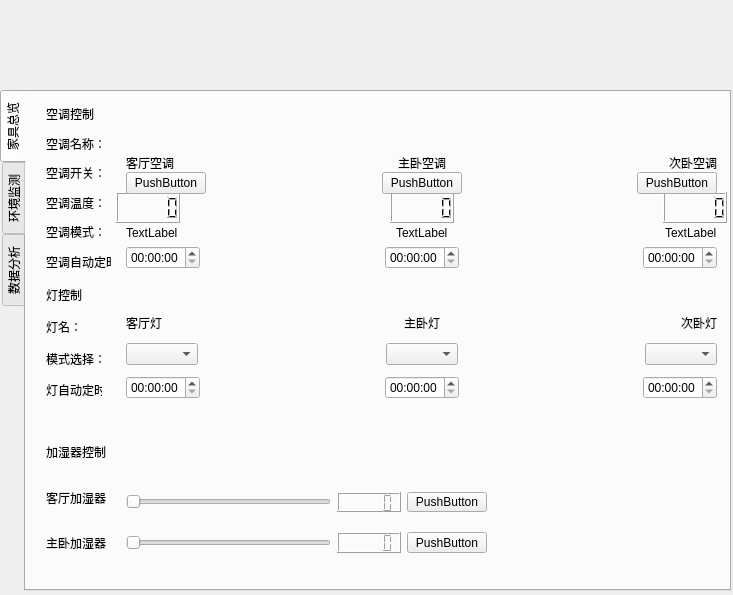
First picture: the form in client/src/SHomeSystem/tabwidget.ui, repository zihanKuang/SHomeSystem, before the edit.
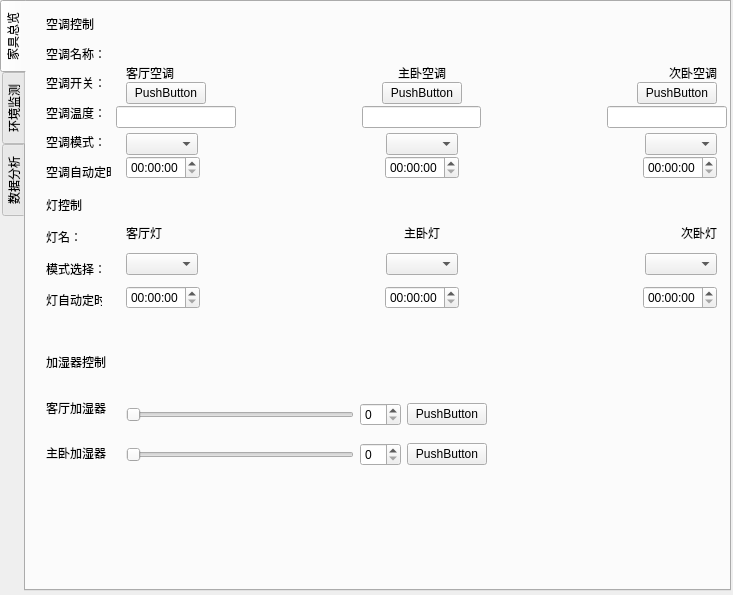
Second picture: the form after the edit. Custom widgets are drawn as their Qt base class.

What changed in the file:
```diff
--- a/client/src/SHomeSystem/tabwidget.ui
+++ b/client/src/SHomeSystem/tabwidget.ui
@@ -17,9 +17,9 @@
    <property name="geometry">
     <rect>
      <x>0</x>
-     <y>90</y>
+     <y>0</y>
      <width>731</width>
-     <height>501</height>
+     <height>591</height>
     </rect>
    </property>
    <property name="tabPosition">
@@ -156,7 +156,7 @@
      </property>
      <layout class="QHBoxLayout" name="horizontalLayout_2">
       <item>
-       <widget class="QLCDNumber" name="lcdNumber"/>
+       <widget class="QLineEdit" name="livingAirEdit"/>
       </item>
       <item>
        <spacer name="horizontalSpacer">
@@ -172,7 +172,7 @@
        </spacer>
       </item>
       <item>
-       <widget class="QLCDNumber" name="lcdNumber_2"/>
+       <widget class="QLineEdit" name="hostAirEdit"/>
       </item>
       <item>
        <spacer name="horizontalSpacer_2">
@@ -188,7 +188,7 @@
        </spacer>
       </item>
       <item>
-       <widget class="QLCDNumber" name="lcdNumber_3"/>
+       <widget class="QLineEdit" name="secondAirEdit"/>
       </item>
      </layout>
     </widget>
@@ -198,16 +198,12 @@
        <x>100</x>
        <y>130</y>
        <width>591</width>
-       <height>22</height>
+       <height>24</height>
       </rect>
      </property>
      <layout class="QHBoxLayout" name="horizontalLayout_3">
       <item>
-       <widget class="QLabel" name="label_12">
-        <property name="text">
-         <string>TextLabel</string>
-        </property>
-       </widget>
+       <widget class="QComboBox" name="livingAirMode"/>
       </item>
       <item>
        <spacer name="horizontalSpacer_3">
@@ -223,11 +219,7 @@
        </spacer>
       </item>
       <item>
-       <widget class="QLabel" name="label_13">
-        <property name="text">
-         <string>TextLabel</string>
-        </property>
-       </widget>
+       <widget class="QComboBox" name="hostAirMode"/>
       </item>
       <item>
        <spacer name="horizontalSpacer_4">
@@ -243,11 +235,7 @@
        </spacer>
       </item>
       <item>
-       <widget class="QLabel" name="label_14">
-        <property name="text">
-         <string>TextLabel</string>
-        </property>
-       </widget>
+       <widget class="QComboBox" name="secondAirMode"/>
       </item>
      </layout>
     </widget>
@@ -404,7 +392,7 @@
       </item>
      </layout>
     </widget>
-    <widget class="QWidget" name="">
+    <widget class="QWidget" name="layoutWidget">
      <property name="geometry">
       <rect>
        <x>20</x>
@@ -413,7 +401,7 @@
        <height>121</height>
       </rect>
      </property>
-     <layout class="QVBoxLayout" name="verticalLayout_2">
+     <layout class="QVBoxLayout" name="lightTitle">
       <item>
        <widget class="QLabel" name="label_5">
         <property name="text">
@@ -444,7 +432,7 @@
       </item>
      </layout>
     </widget>
-    <widget class="QWidget" name="">
+    <widget class="QWidget" name="layoutWidget">
      <property name="geometry">
       <rect>
        <x>100</x>
@@ -453,7 +441,7 @@
        <height>24</height>
       </rect>
      </property>
-     <layout class="QHBoxLayout" name="horizontalLayout_7">
+     <layout class="QHBoxLayout" name="lightMode">
       <item>
        <widget class="QComboBox" name="comboBox"/>
       </item>
@@ -491,7 +479,7 @@
       </item>
      </layout>
     </widget>
-    <widget class="QWidget" name="">
+    <widget class="QWidget" name="layoutWidget">
      <property name="geometry">
       <rect>
        <x>100</x>
@@ -500,7 +488,7 @@
        <height>22</height>
       </rect>
      </property>
-     <layout class="QHBoxLayout" name="horizontalLayout_6">
+     <layout class="QHBoxLayout" name="lightName">
       <item>
        <widget class="QLabel" name="label_6">
         <property name="text">
@@ -550,7 +538,7 @@
       </item>
      </layout>
     </widget>
-    <widget class="QWidget" name="">
+    <widget class="QWidget" name="layoutWidget">
      <property name="geometry">
       <rect>
        <x>20</x>
@@ -559,7 +547,7 @@
        <height>131</height>
       </rect>
      </property>
-     <layout class="QVBoxLayout" name="verticalLayout_3">
+     <layout class="QVBoxLayout" name="humidityTitle">
       <item>
        <widget class="QLabel" name="label_9">
         <property name="text">
@@ -583,16 +571,16 @@
       </item>
      </layout>
     </widget>
-    <widget class="QWidget" name="">
+    <widget class="QWidget" name="layoutWidget">
      <property name="geometry">
       <rect>
        <x>100</x>
        <y>400</y>
        <width>361</width>
-       <height>20</height>
+       <height>25</height>
       </rect>
      </property>
-     <layout class="QHBoxLayout" name="horizontalLayout_9">
+     <layout class="QHBoxLayout" name="livingHumidity">
       <item>
        <widget class="QSlider" name="horizontalSlider">
         <property name="orientation">
@@ -601,7 +589,7 @@
        </widget>
       </item>
       <item>
-       <widget class="QLCDNumber" name="lcdNumber_4"/>
+       <widget class="QSpinBox" name="spinBox"/>
       </item>
       <item>
        <widget class="QPushButton" name="pushButton_4">
@@ -612,16 +600,16 @@
       </item>
      </layout>
     </widget>
-    <widget class="QWidget" name="">
+    <widget class="QWidget" name="layoutWidget">
      <property name="geometry">
       <rect>
        <x>100</x>
        <y>440</y>
        <width>361</width>
-       <height>21</height>
+       <height>25</height>
       </rect>
      </property>
-     <layout class="QHBoxLayout" name="horizontalLayout_10">
+     <layout class="QHBoxLayout" name="hostHumidity">
       <item>
        <widget class="QSlider" name="horizontalSlider_2">
         <property name="orientation">
@@ -630,7 +618,7 @@
        </widget>
       </item>
       <item>
-       <widget class="QLCDNumber" name="lcdNumber_5"/>
+       <widget class="QSpinBox" name="spinBox_2"/>
       </item>
       <item>
        <widget class="QPushButton" name="pushButton_5">
```
Left out of the diff: 52 changed lines with no effect on the pictures.
